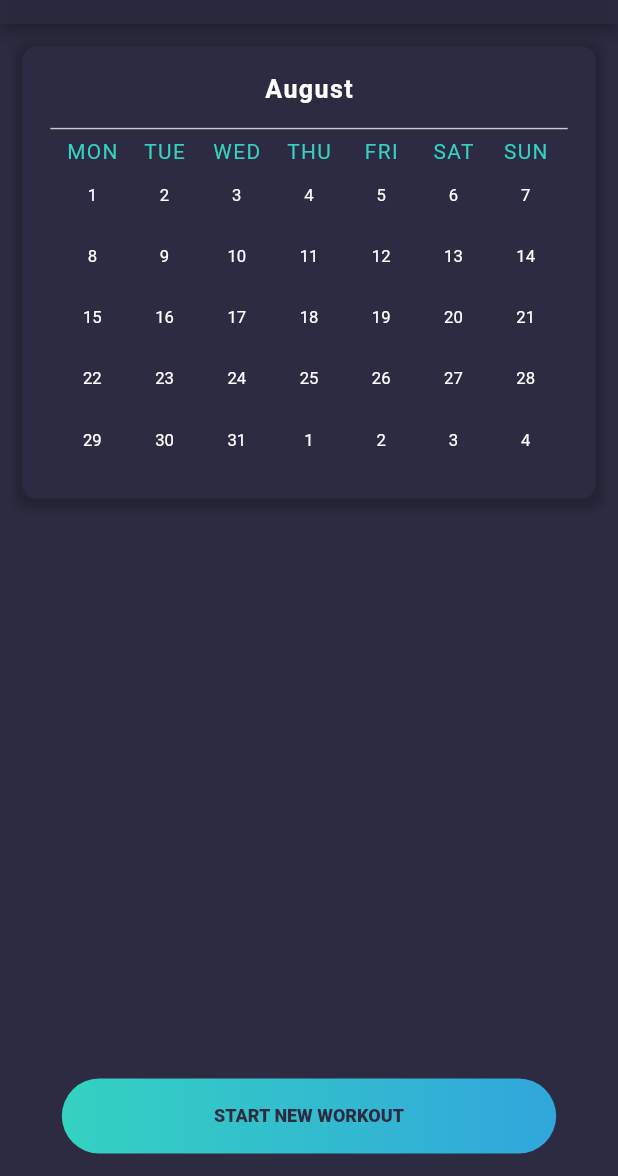
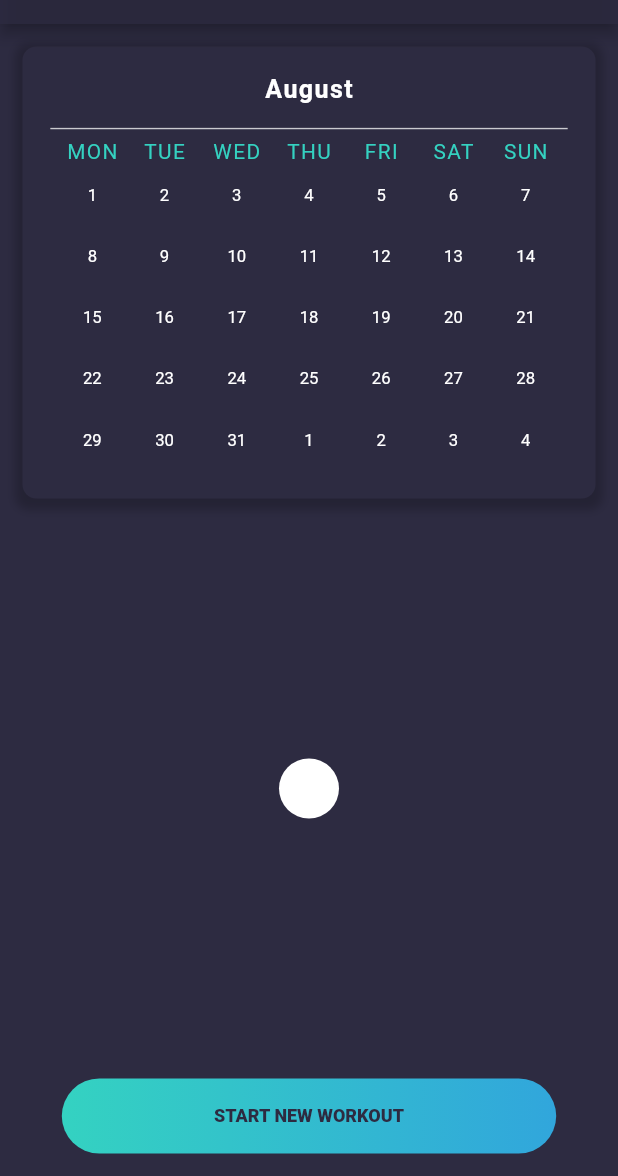
Before and after one commit to EXERLOG/exer_log, a Flutter app: the CalendarScreen screen opened directly, on a phone screen of 412 x 824 dp, the part 60-1236 px from its top. Run offline on Flutter 3.47's test engine with Material 2 defaults, Android fonts, the light colour scheme and no system bars; our stand-ins replace cloud_firestore, connectivity, firebase_auth, firebase_core, flutter_riverpod, flutter_slidable and 3 more; accounts and stored records are empty; Roboto replaces fonts that are missing (Avenir).

Commit message:
feat: CustomFloatingActionButton-Class added

```diff
--- a/lib/src/feature/calendar/view/calendar_screen.dart
+++ b/lib/src/feature/calendar/view/calendar_screen.dart
@@ -7,6 +7,7 @@ import 'package:exerlog/src/dependency.dart';
 import 'package:exerlog/src/feature/calendar/widgets/calendar_widget.dart';
 import 'package:exerlog/src/feature/calendar/widgets/logout_button.dart';
 import 'package:exerlog/src/utils/text_constants.dart';
+import 'package:exerlog/src/widgets/custom_floating_action_button.dart';
 import 'package:exerlog/src/widgets/gradient_button.dart';
 import 'package:exerlog/src/widgets/snack_bars/no_network_connection_snackbar.dart';
 import 'package:exerlog/src/widgets/theme/theme_provider.dart';
@@ -50,6 +51,7 @@ class _CalendarScreenState extends ConsumerState<CalendarScreen> {
               mainAxisAlignment: MainAxisAlignment.spaceBetween,
               children: [
                 CalendarWidget(),
+                CustomFloatingActionButton(),
                 RaisedGradientButton(
                   child: Text(
                     Texts.startNewWorkout.toUpperCase(),
--- /dev/null
+++ b/lib/src/widgets/custom_floating_action_button.dart
@@ -0,0 +1,20 @@
+import 'package:flutter/material.dart';
+
+class CustomFloatingActionButton extends StatelessWidget {
+  const CustomFloatingActionButton(
+      {Color? backgroundColor, double? size, Key? key})
+      : backgroundColor = Colors.white,
+        size = 40.0,
+        super(key: key);
+
+  final Color? backgroundColor;
+  final double? size;
+
+  @override
+  Widget build(BuildContext context) => Container(
+        width: size,
+        height: size,
+        decoration: BoxDecoration(
+            color: backgroundColor, borderRadius: BorderRadius.circular(size!)),
+      );
+}
```
